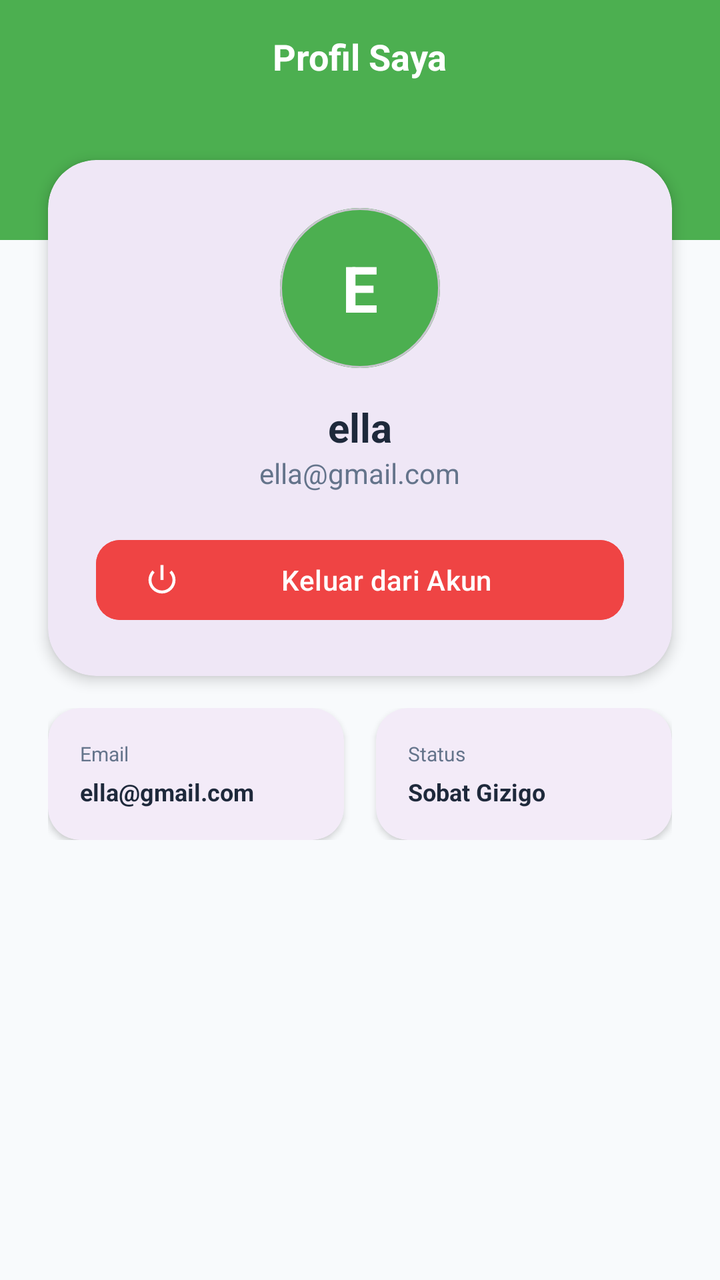
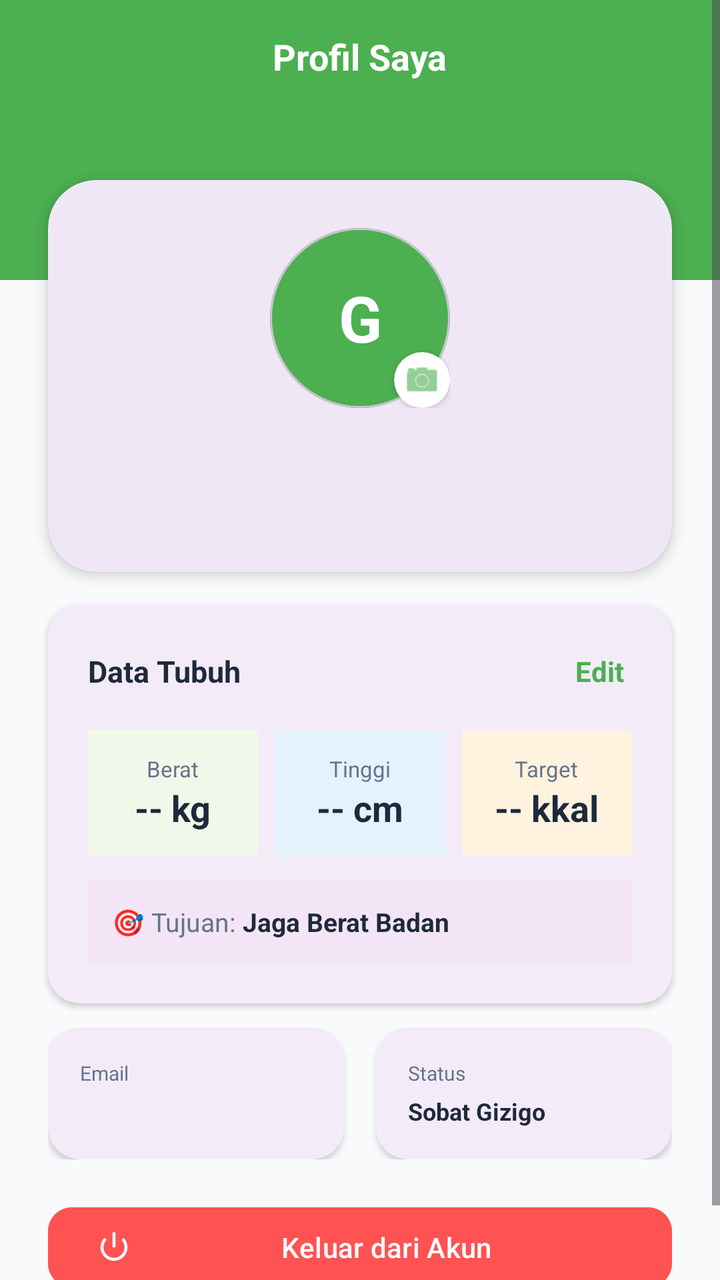

Screens rendered from an Android XML layout before and after an edit, with the pre-edit source and the edit as a unified diff.
<!-- AndroidManifest.xml: application theme Theme.GIZI -->
<!-- res/layout/fragment_profile.xml -->
<?xml version="1.0" encoding="utf-8"?>

<ScrollView xmlns:android="http://schemas.android.com/apk/res/android"
    xmlns:app="http://schemas.android.com/apk/res-auto"
    android:layout_width="match_parent"
    android:layout_height="match_parent"
    android:background="@color/bg_light">

    <androidx.constraintlayout.widget.ConstraintLayout
        android:layout_width="match_parent"
        android:layout_height="wrap_content"
        android:paddingBottom="32dp">

        <View
            android:id="@+id/header_bg"
            android:layout_width="match_parent"
            android:layout_height="120dp"
            android:background="@color/primary_green"
            app:layout_constraintTop_toTopOf="parent" />

        <TextView
            android:layout_width="wrap_content"
            android:layout_height="wrap_content"
            android:layout_marginTop="16dp"
            android:text="@string/profil_saya"
            android:textColor="@color/white"
            android:textSize="18sp"
            android:textStyle="bold"
            app:layout_constraintEnd_toEndOf="parent"
            app:layout_constraintStart_toStartOf="parent"
            app:layout_constraintTop_toTopOf="parent" />

        
        <com.google.android.material.card.MaterialCardView
            android:id="@+id/cv_profile_main"
            android:layout_width="match_parent"
            android:layout_height="wrap_content"
            android:layout_marginHorizontal="24dp"
            android:layout_marginTop="80dp"
            app:cardCornerRadius="24dp"
            app:cardElevation="4dp"
            app:layout_constraintTop_toTopOf="parent"
            app:strokeWidth="0dp">

            <LinearLayout
                android:layout_width="match_parent"
                android:layout_height="wrap_content"
                android:gravity="center"
                android:orientation="vertical"
                android:padding="24dp">

                <com.google.android.material.card.MaterialCardView
                    android:layout_width="80dp"
                    android:layout_height="80dp"
                    app:cardCornerRadius="40dp"
                    app:cardElevation="0dp">
                    <View
                        android:layout_width="match_parent"
                        android:layout_height="match_parent"
                        android:background="@color/primary_green" />
                    <TextView
                        android:id="@+id/tv_initial"
                        android:layout_width="match_parent"
                        android:layout_height="match_parent"
                        android:gravity="center"
                        android:text="E"
                        android:textColor="@color/white"
                        android:textSize="32sp"
                        android:textStyle="bold" />
                </com.google.android.material.card.MaterialCardView>

                <TextView
                    android:id="@+id/tv_user_name_profile"
                    android:layout_width="wrap_content"
                    android:layout_height="wrap_content"
                    android:layout_marginTop="16dp"
                    android:text="ella"
                    android:textColor="@color/text_dark"
                    android:textSize="20sp"
                    android:textStyle="bold" />

                <TextView
                    android:id="@+id/tv_user_email_profile"
                    android:layout_width="wrap_content"
                    android:layout_height="wrap_content"
                    android:text="ella@gmail.com"
                    android:textColor="@color/text_gray"
                    android:textSize="14sp" />

                <Button
                    android:id="@+id/btn_logout"
                    style="@style/Widget.Material3.Button.TonalButton"
                    android:layout_width="match_parent"
                    android:layout_height="wrap_content"
                    android:layout_marginTop="20dp"
                    android:backgroundTint="@color/status_red"
                    android:text="@string/keluar_akun"
                    android:textAllCaps="false"
                    android:textColor="@color/white"
                    app:cornerRadius="12dp"
                    app:icon="@android:drawable/ic_lock_power_off"
                    app:iconTint="@color/white" />

            </LinearLayout>
        </com.google.android.material.card.MaterialCardView>

        
        <LinearLayout
            android:id="@+id/ll_info_cards"
            android:layout_width="match_parent"
            android:layout_height="wrap_content"
            android:layout_marginHorizontal="24dp"
            android:layout_marginTop="16dp"
            android:orientation="horizontal"
            app:layout_constraintTop_toBottomOf="@id/cv_profile_main">

            <com.google.android.material.card.MaterialCardView
                android:layout_width="0dp"
                android:layout_height="wrap_content"
                android:layout_marginEnd="8dp"
                android:layout_weight="1"
                app:cardCornerRadius="16dp"
                app:cardElevation="2dp"
                app:strokeWidth="0dp">
                <LinearLayout
                    android:layout_width="match_parent"
                    android:layout_height="wrap_content"
                    android:orientation="vertical"
                    android:padding="16dp">
                    <TextView
                        android:layout_width="wrap_content"
                        android:layout_height="wrap_content"
                        android:text="@string/email"
                        android:textColor="@color/text_gray"
                        android:textSize="10sp" />
                    <TextView
                        android:id="@+id/tv_email_value"
                        android:layout_width="wrap_content"
                        android:layout_height="wrap_content"
                        android:layout_marginTop="4dp"
                        android:ellipsize="end"
                        android:maxLines="1"
                        android:text="ella@gmail.com"
                        android:textColor="@color/text_dark"
                        android:textSize="12sp"
                        android:textStyle="bold" />
                </LinearLayout>
            </com.google.android.material.card.MaterialCardView>

            <com.google.android.material.card.MaterialCardView
                android:layout_width="0dp"
                android:layout_height="wrap_content"
                android:layout_marginStart="8dp"
                android:layout_weight="1"
                app:cardCornerRadius="16dp"
                app:cardElevation="2dp"
                app:strokeWidth="0dp">
                <LinearLayout
                    android:layout_width="match_parent"
                    android:layout_height="wrap_content"
                    android:orientation="vertical"
                    android:padding="16dp">
                    <TextView
                        android:layout_width="wrap_content"
                        android:layout_height="wrap_content"
                        android:text="@string/status"
                        android:textColor="@color/text_gray"
                        android:textSize="10sp" />
                    <TextView
                        android:layout_width="wrap_content"
                        android:layout_height="wrap_content"
                        android:layout_marginTop="4dp"
                        android:text="@string/sobat_gizigo"
                        android:textColor="@color/text_dark"
                        android:textSize="12sp"
                        android:textStyle="bold" />
                </LinearLayout>
            </com.google.android.material.card.MaterialCardView>

        </LinearLayout>

    </androidx.constraintlayout.widget.ConstraintLayout>
</ScrollView>
<!-- resources referenced by this layout -->
<resources>
  <color name="bg_light">#F8FAFC</color>
  <color name="primary_green">#4CAF50</color>
  <color name="status_red">#EF4444</color>
  <color name="text_dark">#1E293B</color>
  <color name="text_gray">#64748B</color>
  <color name="white">#FFFFFFFF</color>
  <string name="email">Email</string>
  <string name="keluar_akun">Keluar dari Akun</string>
  <string name="profil_saya">Profil Saya</string>
  <string name="sobat_gizigo">Sobat Gizigo</string>
  <string name="status">Status</string>
  <style name="Theme.GIZI" parent="Base.Theme.GIZI" />
  <style name="Base.Theme.GIZI" parent="Theme.Material3.DayNight.NoActionBar">
          
          
      </style>
</resources>

<!-- the commit's change to res/layout/fragment_profile.xml (unified diff, before → after) -->
@@ -14,7 +14,7 @@
         <View
             android:id="@+id/header_bg"
             android:layout_width="match_parent"
-            android:layout_height="120dp"
+            android:layout_height="140dp"
             android:background="@color/primary_green"
             app:layout_constraintTop_toTopOf="parent" />
 
@@ -22,7 +22,7 @@
             android:layout_width="wrap_content"
             android:layout_height="wrap_content"
             android:layout_marginTop="16dp"
-            android:text="@string/profil_saya"
+            android:text="Profil Saya"
             android:textColor="@color/white"
             android:textSize="18sp"
             android:textStyle="bold"
@@ -36,7 +36,7 @@
             android:layout_width="match_parent"
             android:layout_height="wrap_content"
             android:layout_marginHorizontal="24dp"
-            android:layout_marginTop="80dp"
+            android:layout_marginTop="90dp"
             app:cardCornerRadius="24dp"
             app:cardElevation="4dp"
             app:layout_constraintTop_toTopOf="parent"
@@ -49,32 +49,62 @@
                 android:orientation="vertical"
                 android:padding="24dp">
 
-                <com.google.android.material.card.MaterialCardView
-                    android:layout_width="80dp"
-                    android:layout_height="80dp"
-                    app:cardCornerRadius="40dp"
-                    app:cardElevation="0dp">
-                    <View
-                        android:layout_width="match_parent"
-                        android:layout_height="match_parent"
-                        android:background="@color/primary_green" />
-                    <TextView
-                        android:id="@+id/tv_initial"
-                        android:layout_width="match_parent"
-                        android:layout_height="match_parent"
-                        android:gravity="center"
-                        android:text="E"
-                        android:textColor="@color/white"
-                        android:textSize="32sp"
-                        android:textStyle="bold" />
-                </com.google.android.material.card.MaterialCardView>
+                
+                <FrameLayout
+                    android:layout_width="90dp"
+                    android:layout_height="90dp">
+
+                    <com.google.android.material.card.MaterialCardView
+                        android:layout_width="90dp"
+                        android:layout_height="90dp"
+                        app:cardCornerRadius="45dp"
+                        app:cardElevation="0dp">
+                        <ImageView
+                            android:id="@+id/iv_foto_profil"
+                            android:layout_width="match_parent"
+                            android:layout_height="match_parent"
+                            android:scaleType="centerCrop" />
+                        <View
+                            android:id="@+id/v_initial_bg"
+                            android:layout_width="match_parent"
+                            android:layout_height="match_parent"
+                            android:background="@color/primary_green" />
+                        <TextView
+                            android:id="@+id/tv_initial"
+                            android:layout_width="match_parent"
+                            android:layout_height="match_parent"
+                            android:gravity="center"
+                            android:text="G"
+                            android:textColor="@color/white"
+                            android:textSize="32sp"
+                            android:textStyle="bold" />
+                    </com.google.android.material.card.MaterialCardView>
+
+                    
+                    <com.google.android.material.card.MaterialCardView
+                        android:id="@+id/cv_edit_foto"
+                        android:layout_width="28dp"
+                        android:layout_height="28dp"
+                        android:layout_gravity="bottom|end"
+                        app:cardBackgroundColor="@color/white"
+                        app:cardCornerRadius="14dp"
+                        app:cardElevation="2dp"
+                        app:strokeWidth="0dp">
+                        <ImageView
+                            android:layout_width="match_parent"
+                            android:layout_height="match_parent"
+                            android:padding="4dp"
+                            android:src="@android:drawable/ic_menu_camera"
+                            android:tint="@color/primary_green"
+                            app:tint="@color/primary_green" />
+                    </com.google.android.material.card.MaterialCardView>
+                </FrameLayout>
 
                 <TextView
                     android:id="@+id/tv_user_name_profile"
                     android:layout_width="wrap_content"
                     android:layout_height="wrap_content"
-                    android:layout_marginTop="16dp"
-                    android:text="ella"
+                    android:layout_marginTop="12dp"
                     android:textColor="@color/text_dark"
                     android:textSize="20sp"
                     android:textStyle="bold" />
@@ -83,24 +113,162 @@
                     android:id="@+id/tv_user_email_profile"
                     android:layout_width="wrap_content"
                     android:layout_height="wrap_content"
-                    android:text="ella@gmail.com"
                     android:textColor="@color/text_gray"
                     android:textSize="14sp" />
-
-                <Button
-                    android:id="@+id/btn_logout"
-                    style="@style/Widget.Material3.Button.TonalButton"
-                    android:layout_width="match_parent"
-                    android:layout_height="wrap_content"
-                    android:layout_marginTop="20dp"
-                    android:backgroundTint="@color/status_red"
-                    android:text="@string/keluar_akun"
-                    android:textAllCaps="false"
-                    android:textColor="@color/white"
-                    app:cornerRadius="12dp"
-                    app:icon="@android:drawable/ic_lock_power_off"
-                    app:iconTint="@color/white" />
-
+            </LinearLayout>
+        </com.google.android.material.card.MaterialCardView>
+
+        
+        <com.google.android.material.card.MaterialCardView
+            android:id="@+id/cv_data_tubuh"
+            android:layout_width="match_parent"
+            android:layout_height="wrap_content"
+            android:layout_marginHorizontal="24dp"
+            android:layout_marginTop="16dp"
+            app:cardCornerRadius="16dp"
+            app:cardElevation="2dp"
+            app:layout_constraintTop_toBottomOf="@id/cv_profile_main"
+            app:strokeWidth="0dp">
+
+            <LinearLayout
+                android:layout_width="match_parent"
+                android:layout_height="wrap_content"
+                android:orientation="vertical"
+                android:padding="20dp">
+
+                <LinearLayout
+                    android:layout_width="match_parent"
+                    android:layout_height="wrap_content"
+                    android:gravity="center_vertical"
+                    android:orientation="horizontal">
+                    <TextView
+                        android:layout_width="0dp"
+                        android:layout_height="wrap_content"
+                        android:layout_weight="1"
+                        android:text="Data Tubuh"
+                        android:textColor="@color/text_dark"
+                        android:textSize="15sp"
+                        android:textStyle="bold" />
+                    <TextView
+                        android:id="@+id/tv_edit_profil"
+                        android:layout_width="wrap_content"
+                        android:layout_height="wrap_content"
+                        android:text="Edit"
+                        android:textColor="@color/primary_green"
+                        android:textStyle="bold"
+                        android:padding="4dp" />
+                </LinearLayout>
+
+                <LinearLayout
+                    android:layout_width="match_parent"
+                    android:layout_height="wrap_content"
+                    android:layout_marginTop="16dp"
+                    android:orientation="horizontal">
+
+                    
+                    <LinearLayout
+                        android:layout_width="0dp"
+                        android:layout_height="wrap_content"
+                        android:layout_weight="1"
+                        android:background="@color/green_light"
+                        android:gravity="center"
+                        android:orientation="vertical"
+                        android:padding="12dp">
+                        <TextView
+                            android:layout_width="wrap_content"
+                            android:layout_height="wrap_content"
+                            android:text="Berat"
+                            android:textColor="@color/text_gray"
+                            android:textSize="11sp" />
+                        <TextView
+                            android:id="@+id/tv_berat_value"
+                            android:layout_width="wrap_content"
+                            android:layout_height="wrap_content"
+                            android:text="-- kg"
+                            android:textColor="@color/text_dark"
+                            android:textSize="18sp"
+                            android:textStyle="bold" />
+                    </LinearLayout>
+
+                    <View android:layout_width="8dp" android:layout_height="1dp" />
+
+                    
+                    <LinearLayout
+                        android:layout_width="0dp"
+                        android:layout_height="wrap_content"
+                        android:layout_weight="1"
+                        android:background="@color/blue_light"
+                        android:gravity="center"
+                        android:orientation="vertical"
+                        android:padding="12dp">
+                        <TextView
+                            android:layout_width="wrap_content"
+                            android:layout_height="wrap_content"
+                            android:text="Tinggi"
+                            android:textColor="@color/text_gray"
+                            android:textSize="11sp" />
+                        <TextView
+                            android:id="@+id/tv_tinggi_value"
+                            android:layout_width="wrap_content"
+                            android:layout_height="wrap_content"
+                            android:text="-- cm"
+                            android:textColor="@color/text_dark"
+                            android:textSize="18sp"
+                            android:textStyle="bold" />
+                    </LinearLayout>
+
+                    <View android:layout_width="8dp" android:layout_height="1dp" />
+
+                    
+                    <LinearLayout
+                        android:layout_width="0dp"
+                        android:layout_height="wrap_content"
+                        android:layout_weight="1"
+                        android:background="@color/orange_light"
+                        android:gravity="center"
+                        android:orientation="vertical"
+                        android:padding="12dp">
+                        <TextView
+                            android:layout_width="wrap_content"
+                            android:layout_height="wrap_content"
+                            android:text="Target"
+                            android:textColor="@color/text_gray"
+                            android:textSize="11sp" />
+                        <TextView
+                            android:id="@+id/tv_target_value"
+                            android:layout_width="wrap_content"
+                            android:layout_height="wrap_content"
+                            android:text="-- kkal"
+                            android:textColor="@color/text_dark"
+                            android:textSize="18sp"
+                            android:textStyle="bold" />
+                    </LinearLayout>
+                </LinearLayout>
+
+                
+                <LinearLayout
+                    android:layout_width="match_parent"
+                    android:layout_height="wrap_content"
+                    android:layout_marginTop="12dp"
+                    android:background="@color/purple_light"
+                    android:gravity="center_vertical"
+                    android:orientation="horizontal"
+                    android:padding="12dp">
+                    <TextView
+                        android:layout_width="wrap_content"
+                        android:layout_height="wrap_content"
+                        android:text="🎯 Tujuan: "
+                        android:textColor="@color/text_gray"
+                        android:textSize="13sp" />
+                    <TextView
+                        android:id="@+id/tv_tujuan_value"
+                        android:layout_width="wrap_content"
+                        android:layout_height="wrap_content"
+                        android:text="Jaga Berat Badan"
+                        android:textColor="@color/text_dark"
+                        android:textSize="13sp"
+                        android:textStyle="bold" />
+                </LinearLayout>
             </LinearLayout>
         </com.google.android.material.card.MaterialCardView>
 
@@ -110,9 +278,9 @@
             android:layout_width="match_parent"
             android:layout_height="wrap_content"
             android:layout_marginHorizontal="24dp"
-            android:layout_marginTop="16dp"
+            android:layout_marginTop="12dp"
             android:orientation="horizontal"
-            app:layout_constraintTop_toBottomOf="@id/cv_profile_main">
+            app:layout_constraintTop_toBottomOf="@id/cv_data_tubuh">
 
             <com.google.android.material.card.MaterialCardView
                 android:layout_width="0dp"
@@ -130,7 +298,7 @@
                     <TextView
                         android:layout_width="wrap_content"
                         android:layout_height="wrap_content"
-                        android:text="@string/email"
+                        android:text="Email"
                         android:textColor="@color/text_gray"
                         android:textSize="10sp" />
                     <TextView
@@ -140,7 +308,6 @@
                         android:layout_marginTop="4dp"
                         android:ellipsize="end"
                         android:maxLines="1"
-                        android:text="ella@gmail.com"
                         android:textColor="@color/text_dark"
                         android:textSize="12sp"
                         android:textStyle="bold" />
@@ -163,21 +330,37 @@
                     <TextView
                         android:layout_width="wrap_content"
                         android:layout_height="wrap_content"
-                        android:text="@string/status"
+                        android:text="Status"
                         android:textColor="@color/text_gray"
                         android:textSize="10sp" />
                     <TextView
                         android:layout_width="wrap_content"
                         android:layout_height="wrap_content"
                         android:layout_marginTop="4dp"
-                        android:text="@string/sobat_gizigo"
+                        android:text="Sobat Gizigo"
                         android:textColor="@color/text_dark"
                         android:textSize="12sp"
                         android:textStyle="bold" />
                 </LinearLayout>
             </com.google.android.material.card.MaterialCardView>
-
         </LinearLayout>
+
+        
+        <Button
+            android:id="@+id/btn_logout"
+            style="@style/Widget.Material3.Button.TonalButton"
+            android:layout_width="match_parent"
+            android:layout_height="wrap_content"
+            android:layout_marginHorizontal="24dp"
+            android:layout_marginTop="20dp"
+            android:backgroundTint="#FF5252"
+            android:text="Keluar dari Akun"
+            android:textAllCaps="false"
+            android:textColor="@color/white"
+            app:cornerRadius="12dp"
+            app:icon="@android:drawable/ic_lock_power_off"
+            app:iconTint="@color/white"
+            app:layout_constraintTop_toBottomOf="@id/ll_info_cards" />
 
     </androidx.constraintlayout.widget.ConstraintLayout>
 </ScrollView>
<!-- resource entries referenced after the edit -->
@@ -1,16 +1,14 @@
 <!-- resources referenced by this layout -->
 <resources>
   <color name="bg_light">#F8FAFC</color>
+  <color name="blue_light">#E3F2FD</color>
+  <color name="green_light">#F1F8E9</color>
+  <color name="orange_light">#FFF3E0</color>
   <color name="primary_green">#4CAF50</color>
-  <color name="status_red">#EF4444</color>
+  <color name="purple_light">#F3E5F5</color>
   <color name="text_dark">#1E293B</color>
   <color name="text_gray">#64748B</color>
   <color name="white">#FFFFFFFF</color>
-  <string name="email">Email</string>
-  <string name="keluar_akun">Keluar dari Akun</string>
-  <string name="profil_saya">Profil Saya</string>
-  <string name="sobat_gizigo">Sobat Gizigo</string>
-  <string name="status">Status</string>
   <style name="Theme.GIZI" parent="Base.Theme.GIZI" />
   <style name="Base.Theme.GIZI" parent="Theme.Material3.DayNight.NoActionBar">
           
